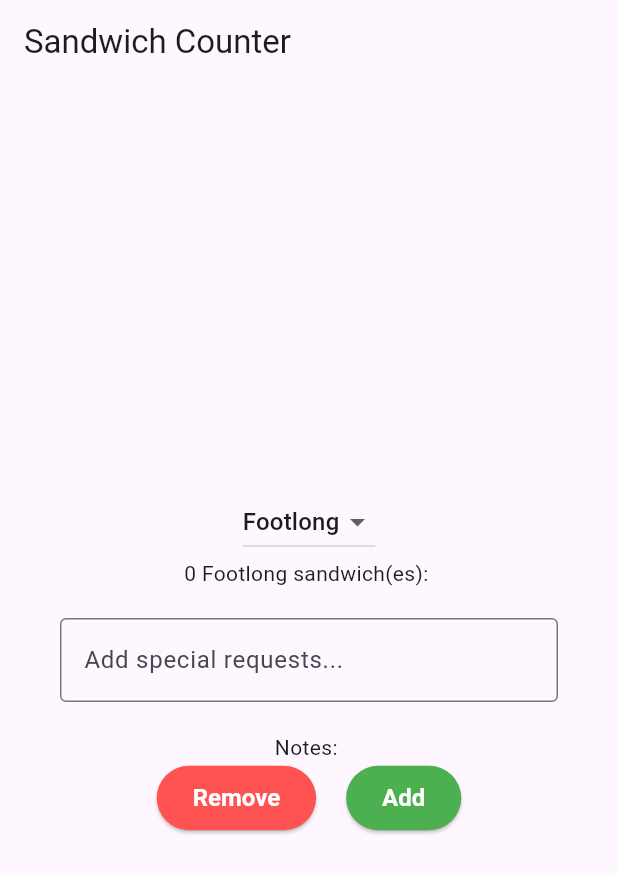
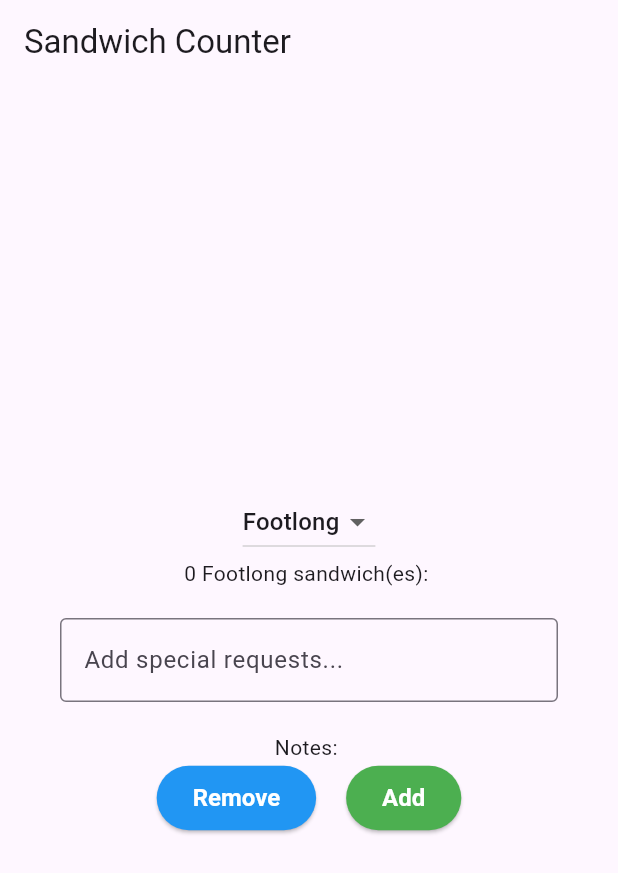
Before and after one commit to Xeniosgeorgakis/sadwich_shop, a Flutter app: the screen it shows after launch, on a phone screen of 412 x 824 dp. Shown: the top 873 px of the screen. Run offline on Flutter 3.47's test engine with Material 3 defaults, Android fonts, the phone set to English and light mode, and no system bars.

Commit message:
change color to blue

```diff
--- a/lib/main.dart
+++ b/lib/main.dart
@@ -29,8 +29,8 @@ class OrderScreen extends StatefulWidget {
 
 class _OrderScreenState extends State<OrderScreen> {
   int _quantity = 0;
-   String _selectedType = 'Footlong';
-   String _notes = '';
+  String _selectedType = 'Footlong';
+  String _notes = '';
 
   void _increaseQuantity() {
     if (_quantity < widget.maxQuantity) {
@@ -97,7 +97,7 @@ class _OrderScreenState extends State<OrderScreen> {
                 StyledButton(
                   text: 'Remove',
                   onPressed: _decreaseQuantity,
-                  backgroundColor: Colors.redAccent,
+                  backgroundColor: Colors.blue,
                 ),
                 const SizedBox(
                     width: 20), // small gap (for safety on small screens)
@@ -114,6 +114,7 @@ class _OrderScreenState extends State<OrderScreen> {
     );
   }
 }
+
 class StyledButton extends StatelessWidget {
   final String text; // Button label
   final VoidCallback onPressed; // Callback when clicked
@@ -147,10 +148,10 @@ class StyledButton extends StatelessWidget {
     );
   }
 }
+
 class OrderItemDisplay extends StatelessWidget {
   final String itemType;
   final int quantity;
-
 
   const OrderItemDisplay(this.quantity, this.itemType, {super.key});
 
```
